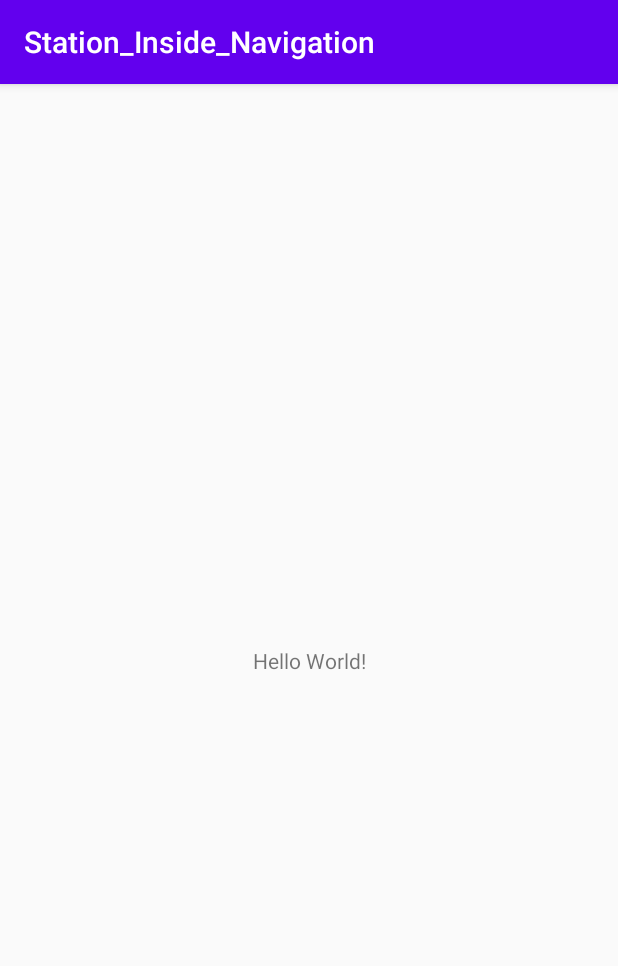
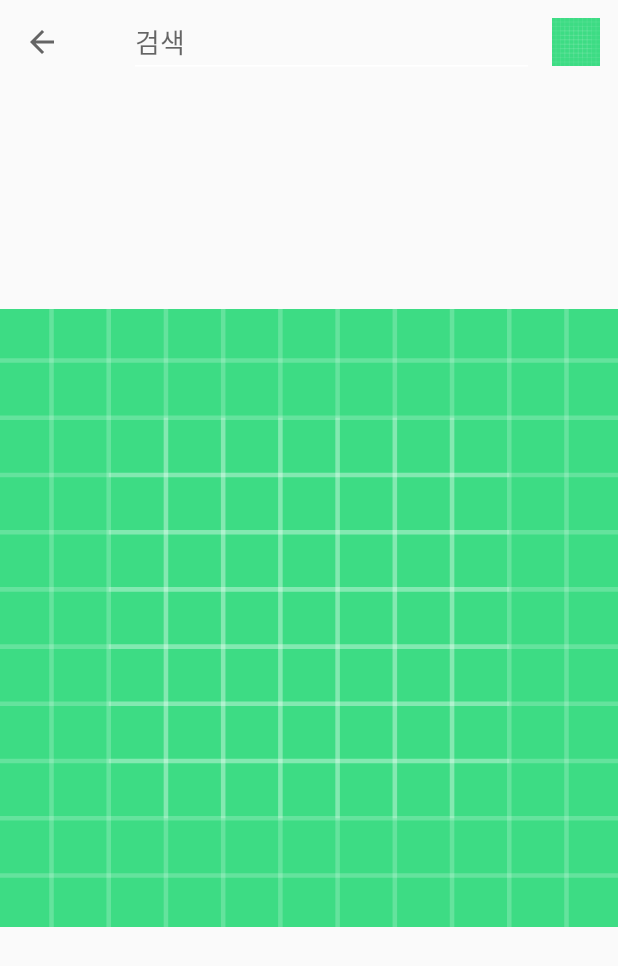
Before and after one commit to KangHongJun/Station_Inside_Navigation, an Android app: the screen it shows after launch (MainActivity), on a phone screen of 412 x 824 dp. Shown: the top 966 px of the screen. Run offline under Robolectric (Android 15) with nearby library versions, the phone set to English and light mode, and no system bars.

Commit message:
make layout 6page set theme option "windowNoTitle" make layout subway_map

```diff
--- a/app/src/main/AndroidManifest.xml
+++ b/app/src/main/AndroidManifest.xml
@@ -8,6 +8,7 @@
         android:label="@string/app_name"
         android:roundIcon="@mipmap/ic_launcher_round"
         android:supportsRtl="true"
+
         android:theme="@style/Theme.Station_Inside_Navigation">
         <activity android:name=".MainActivity">
             <intent-filter>
--- a/app/src/main/java/org/starmine/station_inside_navigation/MainActivity.java
+++ b/app/src/main/java/org/starmine/station_inside_navigation/MainActivity.java
@@ -1,13 +1,47 @@
 package org.starmine.station_inside_navigation;
 
+import android.support.annotation.NonNull;
+import android.support.v7.app.ActionBar;
 import android.support.v7.app.AppCompatActivity;
 import android.os.Bundle;
+import android.support.v7.widget.Toolbar;
+import android.view.Menu;
+import android.view.MenuInflater;
+import android.view.MenuItem;
+import android.widget.Toast;
 
 public class MainActivity extends AppCompatActivity {
 
     @Override
     protected void onCreate(Bundle savedInstanceState) {
         super.onCreate(savedInstanceState);
-        setContentView(R.layout.activity_main);
+        setContentView(R.layout.subway_map);
+        Toolbar toolbar = findViewById(R.id.toolbar);
+        setSupportActionBar(toolbar);
+        ActionBar actionBar = getSupportActionBar();
+        actionBar.setDisplayShowCustomEnabled(true);
+        actionBar.setDisplayShowTitleEnabled(true);
+        actionBar.setDisplayHomeAsUpEnabled(true);
+    }
+
+    @Override
+    public boolean onCreateOptionsMenu(Menu menu) {
+        MenuInflater menuInflater = getMenuInflater();
+        menuInflater.inflate(R.menu.main_menu,menu);
+
+        return super.onCreateOptionsMenu(menu);
+    }
+
+    @Override
+    public boolean onOptionsItemSelected(@NonNull MenuItem item) {
+        int curId = item.getItemId();
+        switch (curId){
+            case R.id.menu_setting:
+                Toast.makeText(this,"설정메뉴",Toast.LENGTH_LONG).show();
+                break;
+            default:
+                break;
+        }
+        return super.onOptionsItemSelected(item);
     }
 }
--- a/app/src/main/res/layout/activity_main.xml
+++ b/app/src/main/res/layout/activity_main.xml
@@ -1,18 +1,21 @@
 <?xml version="1.0" encoding="utf-8"?>
-<android.support.constraint.ConstraintLayout xmlns:android="http://schemas.android.com/apk/res/android"
-    xmlns:app="http://schemas.android.com/apk/res-auto"
-    xmlns:tools="http://schemas.android.com/tools"
+<LinearLayout xmlns:android="http://schemas.android.com/apk/res/android"
     android:layout_width="match_parent"
     android:layout_height="match_parent"
-    tools:context=".MainActivity">
+    android:orientation="vertical">
 
-    <TextView
-        android:layout_width="wrap_content"
+    <Button
+        android:id="@+id/Main_Route_Btn"
+        android:layout_width="match_parent"
         android:layout_height="wrap_content"
-        android:text="Hello World!"
-        app:layout_constraintBottom_toBottomOf="parent"
-        app:layout_constraintLeft_toLeftOf="parent"
-        app:layout_constraintRight_toRightOf="parent"
-        app:layout_constraintTop_toTopOf="parent" />
+        android:text="경로 찾기"
+        android:layout_weight="1"/>
 
-</android.support.constraint.ConstraintLayout>
+    <Button
+        android:id="@+id/Main_Guide_Btn"
+        android:layout_width="match_parent"
+        android:layout_height="wrap_content"
+        android:text="역 내부 안내"
+        android:layout_weight="1"/>
+
+</LinearLayout>
--- /dev/null
+++ b/app/src/main/res/layout/menu_search.xml
@@ -0,0 +1,15 @@
+<?xml version="1.0" encoding="utf-8"?>
+<LinearLayout xmlns:android="http://schemas.android.com/apk/res/android"
+    android:layout_width="wrap_content"
+    android:layout_height="wrap_content"
+    android:orientation="horizontal">
+
+    <EditText
+        android:id="@+id/edit_text"
+        android:hint="검색"
+        android:textColor="#808080"
+        android:layout_width="270dp"
+        android:layout_height="wrap_content"
+        android:backgroundTint="@android:color/white"/>
+
+</LinearLayout>
--- /dev/null
+++ b/app/src/main/res/layout/subway_map.xml
@@ -0,0 +1,20 @@
+<?xml version="1.0" encoding="utf-8"?>
+<RelativeLayout xmlns:android="http://schemas.android.com/apk/res/android"
+    xmlns:app="http://schemas.android.com/apk/res-auto"
+    xmlns:tools="http://schemas.android.com/tools"
+    android:layout_width="match_parent"
+    android:layout_height="match_parent" >
+
+    <android.support.v7.widget.Toolbar
+        android:id="@+id/toolbar"
+        android:layout_width="match_parent"
+        android:layout_height="wrap_content">
+
+    </android.support.v7.widget.Toolbar>
+
+    <ImageView
+        android:id="@+id/imageView4"
+        android:layout_width="match_parent"
+        android:layout_height="match_parent"
+        app:srcCompat="@drawable/ic_launcher_background" />
+</RelativeLayout>
--- /dev/null
+++ b/app/src/main/res/layout/subway_route.xml
@@ -0,0 +1,6 @@
+<?xml version="1.0" encoding="utf-8"?>
+<android.support.constraint.ConstraintLayout
+    xmlns:android="http://schemas.android.com/apk/res/android" android:layout_width="match_parent"
+    android:layout_height="match_parent">
+
+</android.support.constraint.ConstraintLayout>
--- /dev/null
+++ b/app/src/main/res/layout/subway_schedule.xml
@@ -0,0 +1,6 @@
+<?xml version="1.0" encoding="utf-8"?>
+<android.support.constraint.ConstraintLayout
+    xmlns:android="http://schemas.android.com/apk/res/android" android:layout_width="match_parent"
+    android:layout_height="match_parent">
+
+</android.support.constraint.ConstraintLayout>
--- /dev/null
+++ b/app/src/main/res/menu/main_menu.xml
@@ -0,0 +1,19 @@
+<?xml version="1.0" encoding="utf-8"?>
+<menu
+    xmlns:android="http://schemas.android.com/apk/res/android"
+    xmlns:app="http://schemas.android.com/apk/res-auto">
+
+    <item android:id="@+id/menu_search"
+        android:title="검색"
+        android:icon="@drawable/ic_launcher_background"
+        app:showAsAction="always|withText"
+        app:actionLayout="@layout/menu_search"
+    />
+    <item android:id="@+id/menu_setting"
+        android:title="설정"
+        android:icon="@drawable/ic_launcher_background"
+        app:showAsAction="always"
+        />
+
+
+</menu>
--- a/app/src/main/res/values/themes.xml
+++ b/app/src/main/res/values/themes.xml
@@ -1,6 +1,8 @@
 <resources xmlns:tools="http://schemas.android.com/tools">
     <!-- Base application theme. -->
     <style name="Theme.Station_Inside_Navigation" parent="Theme.AppCompat.Light.DarkActionBar">
+
+        <item name="windowNoTitle">true</item>
         <!-- Primary brand color. -->
         <item name="colorPrimary">@color/purple_500</item>
         <item name="colorPrimaryDark">@color/purple_700</item>
```
